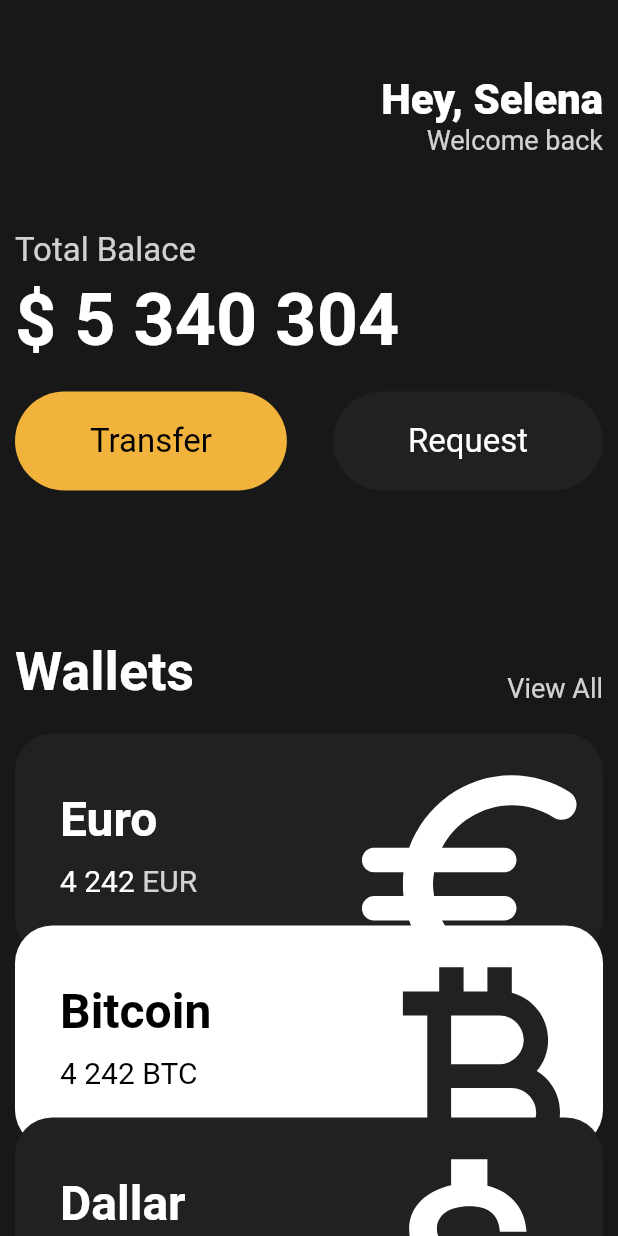
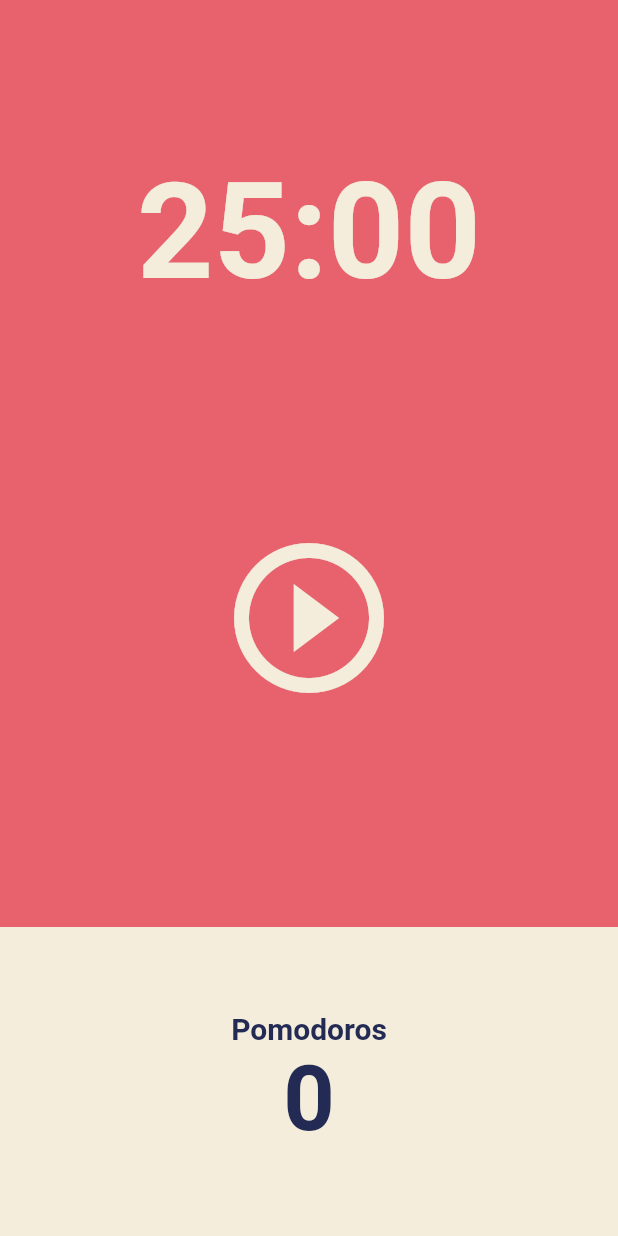
Before and after one commit to es5es5/toonflix, a Flutter app: the screen it shows after launch, on a phone screen of 412 x 824 dp. Run offline on Flutter 3.47's test engine with Material 2 defaults, Android fonts, the phone set to English and light mode, and no system bars.

Commit message:
#5.0 User Interface

```diff
--- a/lib/main.dart
+++ b/lib/main.dart
@@ -1,6 +1,5 @@
 import 'package:flutter/material.dart';
-import 'package:toonflix/widgets/Button.dart';
-import 'package:toonflix/widgets/currency_card.dart';
+import 'package:toonflix/screens/home_screen.dart';
 
 void main() {
   runApp(const App());
@@ -12,138 +11,18 @@ class App extends StatelessWidget {
   @override
   Widget build(BuildContext context) {
     return MaterialApp(
-      home: Scaffold(
-        backgroundColor: const Color(0xFF181818),
-        body: SingleChildScrollView(
-          child: Padding(
-            padding: const EdgeInsets.symmetric(
-              horizontal: 10,
-            ),
-            child: Column(
-              crossAxisAlignment: CrossAxisAlignment.start,
-              children: [
-                const SizedBox(
-                  height: 50,
-                ),
-                Row(
-                  mainAxisAlignment: MainAxisAlignment.end,
-                  children: [
-                    Column(
-                      crossAxisAlignment: CrossAxisAlignment.end,
-                      children: [
-                        const Text(
-                          'Hey, Selena',
-                          style: TextStyle(
-                            color: Colors.white,
-                            fontSize: 28,
-                            fontWeight: FontWeight.w800,
-                          ),
-                        ),
-                        Text(
-                          'Welcome back',
-                          style: TextStyle(
-                            color: Colors.white.withOpacity(0.8),
-                            fontSize: 18,
-                          ),
-                        ),
-                      ],
-                    )
-                  ],
-                ),
-                const SizedBox(
-                  height: 50,
-                ),
-                Text(
-                  'Total Balace',
-                  style: TextStyle(
-                    fontSize: 22,
-                    color: Colors.white.withOpacity(0.8),
-                  ),
-                ),
-                const SizedBox(
-                  height: 5,
-                ),
-                const Text(
-                  '\$ 5 340 304',
-                  style: TextStyle(
-                    fontSize: 48,
-                    fontWeight: FontWeight.w600,
-                    color: Colors.white,
-                  ),
-                ),
-                const SizedBox(
-                  height: 20,
-                ),
-                Row(
-                  mainAxisAlignment: MainAxisAlignment.spaceBetween,
-                  children: const [
-                    Button(
-                      text: 'Transfer',
-                      bgColor: Color(0xFFF1B33B),
-                      textColor: Colors.black,
-                    ),
-                    Button(
-                      text: 'Request',
-                      bgColor: Color(0xFF1F2123),
-                      textColor: Colors.white,
-                    ),
-                  ],
-                ),
-                const SizedBox(
-                  height: 100,
-                ),
-                Row(
-                  mainAxisAlignment: MainAxisAlignment.spaceBetween,
-                  crossAxisAlignment: CrossAxisAlignment.end,
-                  children: [
-                    const Text(
-                      'Wallets',
-                      style: TextStyle(
-                          color: Colors.white,
-                          fontSize: 36,
-                          fontWeight: FontWeight.w600),
-                    ),
-                    Text(
-                      'View All',
-                      style: TextStyle(
-                        color: Colors.white.withOpacity(0.8),
-                        fontSize: 18,
-                      ),
-                    ),
-                  ],
-                ),
-                const SizedBox(
-                  height: 20,
-                ),
-                const CurrencyCard(
-                  name: 'Euro',
-                  code: 'EUR',
-                  amount: '4 242',
-                  icon: Icons.euro_rounded,
-                  isInverted: false,
-                  order: 1,
-                ),
-                const CurrencyCard(
-                  name: 'Bitcoin',
-                  code: 'BTC',
-                  amount: '4 242',
-                  icon: Icons.currency_bitcoin_outlined,
-                  isInverted: true,
-                  order: 2,
-                ),
-                const CurrencyCard(
-                  name: 'Dallar',
-                  code: 'USD',
-                  amount: '41 242',
-                  icon: Icons.attach_money,
-                  isInverted: false,
-                  order: 3,
-                ),
-              ],
-            ),
+      theme: ThemeData(
+        colorScheme: ColorScheme.fromSwatch(
+          backgroundColor: const Color(0xFFE7626C),
+        ),
+        textTheme: const TextTheme(
+          displayLarge: TextStyle(
+            color: Color(0xFF232B55),
           ),
         ),
+        cardColor: const Color(0xFFF4EDDB),
       ),
+      home: const HomeScreen(),
     );
   }
 }
--- /dev/null
+++ b/lib/screens/home_screen.dart
@@ -0,0 +1,85 @@
+import 'package:flutter/material.dart';
+
+class HomeScreen extends StatefulWidget {
+  const HomeScreen({super.key});
+
+  @override
+  State<HomeScreen> createState() => _HomeScreenState();
+}
+
+class _HomeScreenState extends State<HomeScreen> {
+  @override
+  Widget build(BuildContext context) {
+    return Scaffold(
+      backgroundColor: Theme.of(context).colorScheme.background,
+      body: Column(
+        children: [
+          Flexible(
+            flex: 1,
+            child: Container(
+              alignment: Alignment.bottomCenter,
+              child: Text(
+                '25:00',
+                style: TextStyle(
+                  color: Theme.of(context).cardColor,
+                  fontSize: 89,
+                  fontWeight: FontWeight.w600,
+                ),
+              ),
+            ),
+          ),
+          Flexible(
+            flex: 2,
+            child: Center(
+              child: IconButton(
+                iconSize: 120,
+                color: Theme.of(context).cardColor,
+                onPressed: () {},
+                icon: const Icon(
+                  Icons.play_circle_outline,
+                ),
+              ),
+            ),
+          ),
+          Flexible(
+            flex: 1,
+            child: Row(
+              children: [
+                Expanded(
+                  child: Container(
+                    decoration: BoxDecoration(
+                      color: Theme.of(context).cardColor,
+                    ),
+                    child: Column(
+                      mainAxisAlignment: MainAxisAlignment.center,
+                      children: [
+                        Text(
+                          'Pomodoros',
+                          style: TextStyle(
+                            fontSize: 20,
+                            fontWeight: FontWeight.w600,
+                            color:
+                                Theme.of(context).textTheme.displayLarge!.color,
+                          ),
+                        ),
+                        Text(
+                          '0',
+                          style: TextStyle(
+                            fontSize: 60,
+                            fontWeight: FontWeight.w600,
+                            color:
+                                Theme.of(context).textTheme.displayLarge!.color,
+                          ),
+                        ),
+                      ],
+                    ),
+                  ),
+                ),
+              ],
+            ),
+          ),
+        ],
+      ),
+    );
+  }
+}
--- a/lib/widgets/button.dart
+++ /dev/null
@@ -1,37 +0,0 @@
-import 'package:flutter/material.dart';
-
-class Button extends StatelessWidget {
-  final String text;
-  final Color bgColor;
-  final Color textColor;
-
-  const Button({
-    super.key,
-    required this.text,
-    required this.bgColor,
-    required this.textColor,
-  });
-
-  @override
-  Widget build(BuildContext context) {
-    return Container(
-      decoration: BoxDecoration(
-        borderRadius: BorderRadius.circular(45),
-        color: bgColor,
-      ),
-      child: Padding(
-        padding: const EdgeInsets.symmetric(
-          vertical: 20,
-          horizontal: 50,
-        ),
-        child: Text(
-          text,
-          style: TextStyle(
-            fontSize: 22,
-            color: textColor,
-          ),
-        ),
-      ),
-    );
-  }
-}
--- a/lib/widgets/currency_card.dart
+++ /dev/null
@@ -1,91 +0,0 @@
-import 'package:flutter/material.dart';
-
-class CurrencyCard extends StatelessWidget {
-  final String name, code, amount;
-  final IconData icon;
-  final bool isInverted;
-  final double order;
-
-  final _blackColor = const Color(0xFF1F2123);
-
-  const CurrencyCard({
-    super.key,
-    required this.name,
-    required this.code,
-    required this.amount,
-    required this.icon,
-    required this.isInverted,
-    required this.order,
-  });
-
-  @override
-  Widget build(BuildContext context) {
-    return Transform.translate(
-      offset: Offset(0, (-20 * (order - 1))),
-      child: Container(
-        clipBehavior: Clip.hardEdge,
-        decoration: BoxDecoration(
-            color: isInverted ? Colors.white : _blackColor,
-            borderRadius: BorderRadius.circular(25)),
-        child: Padding(
-          padding: const EdgeInsets.all(30),
-          child: Row(
-            mainAxisAlignment: MainAxisAlignment.spaceBetween,
-            children: [
-              Column(
-                crossAxisAlignment: CrossAxisAlignment.start,
-                children: [
-                  Text(
-                    name,
-                    style: TextStyle(
-                      color: isInverted ? Colors.black : Colors.white,
-                      fontSize: 32,
-                      fontWeight: FontWeight.w600,
-                    ),
-                  ),
-                  const SizedBox(
-                    height: 10,
-                  ),
-                  Row(
-                    children: [
-                      Text(
-                        amount,
-                        style: TextStyle(
-                          color: isInverted ? Colors.black : Colors.white,
-                          fontSize: 20,
-                        ),
-                      ),
-                      const SizedBox(
-                        width: 5,
-                      ),
-                      Text(
-                        code,
-                        style: TextStyle(
-                          color: isInverted
-                              ? Colors.black
-                              : Colors.white.withOpacity(0.8),
-                          fontSize: 20,
-                        ),
-                      ),
-                    ],
-                  ),
-                ],
-              ),
-              Transform.scale(
-                scale: 2.2,
-                child: Transform.translate(
-                  offset: const Offset(-5, 12),
-                  child: Icon(
-                    icon,
-                    color: isInverted ? _blackColor : Colors.white,
-                    size: 88,
-                  ),
-                ),
-              )
-            ],
-          ),
-        ),
-      ),
-    );
-  }
-}
```
